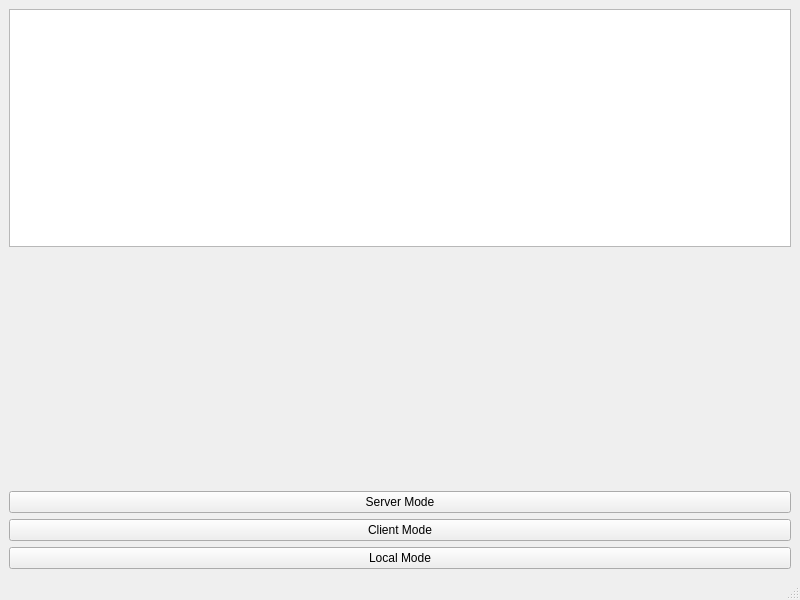
Bananz0/PiBoard, file gaia.ui: the form before one commit.
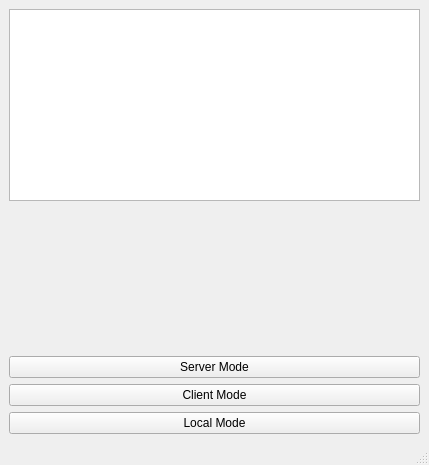
The form after the commit.

Commit message: Refactored Gaia class to improve code organization and readability

Patch:
```diff
--- a/gaia.ui
+++ b/gaia.ui
@@ -6,8 +6,8 @@
    <rect>
     <x>0</x>
     <y>0</y>
-    <width>800</width>
-    <height>600</height>
+    <width>429</width>
+    <height>465</height>
    </rect>
   </property>
   <property name="windowTitle">
```
Left out of the diff: 2 changed lines with no effect on the pictures. The commit also changes 2 other files.
